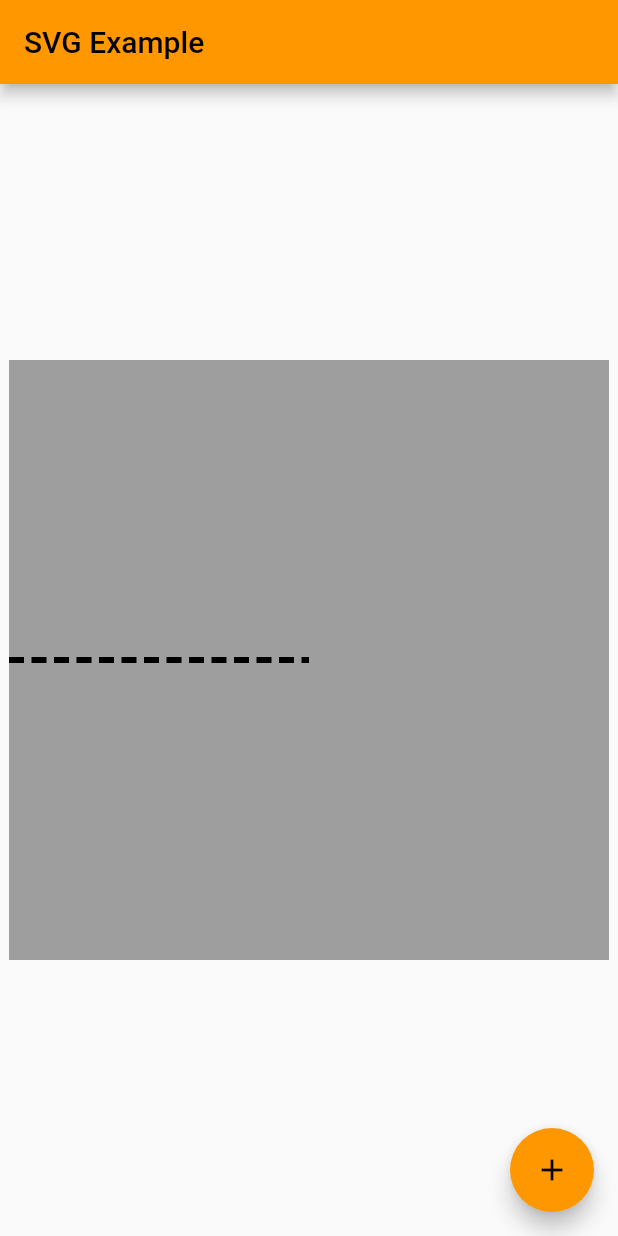
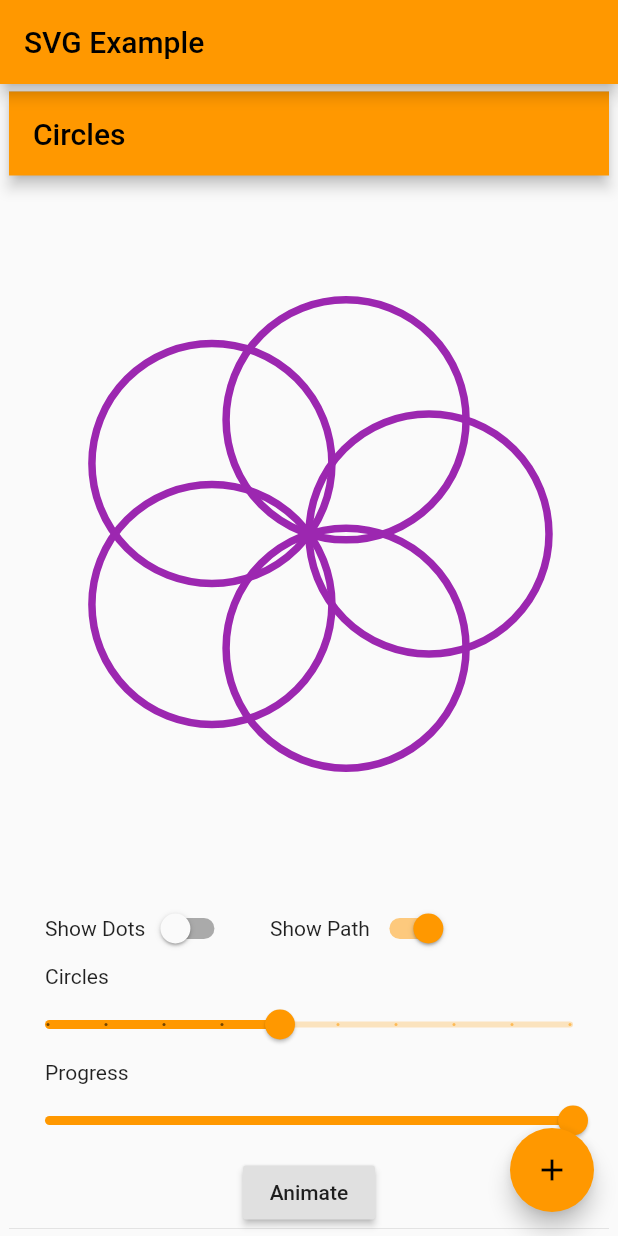
Before and after one commit to Dwonczykj/flutter_web_template, a Flutter app: the screen it shows after launch, on a phone screen of 412 x 824 dp. Run offline on Flutter 3.47's test engine with Material 2 defaults, Android fonts, the phone set to English and light mode, and no system bars; our stand-ins replace flutter_svg, tuple.

Commit message:
Add animated drawing of circles with toggles and sliders to customize in PathExample component

```diff
--- a/lib/ui/components/path_example.dart
+++ b/lib/ui/components/path_example.dart
@@ -1,39 +1,8 @@
+import 'dart:math' as math;
+import 'dart:ui';
+
 import 'package:flutter/material.dart';
 
-class PathExample_First extends StatelessWidget {
-  const PathExample_First({Key? key}) : super(key: key);
-
-  @override
-  Widget build(BuildContext context) {
-    return CustomPaint(
-      painter: PathPainter(),
-    );
-  }
-}
-
-class PathPainter extends CustomPainter {
-  @override
-  void paint(Canvas canvas, Size size) {
-    Paint paint = Paint()
-      ..color = Colors.red
-      ..style = PaintingStyle.stroke
-      ..strokeWidth = 8.0;
-
-    Path path = Path();
-    path.moveTo(
-        size.width / 2,
-        size.height /
-            2); // moveTo method helps us to move the starting point of the sub-path to the point provided within the method.
-    path.lineTo(size.width,
-        size.height); // lineTo is the method to draw a line from the current point of the path to the point provided within the method.
-    canvas.drawPath(path, paint);
-    path.close();
-    canvas.drawPath(path, paint);
-  }
-
-  @override
-  bool shouldRepaint(CustomPainter oldDelegate) => true;
-}
 
 class PathExample extends StatelessWidget {
   const PathExample({Key? key}) : super(key: key);
@@ -50,12 +19,16 @@ class PathExample extends StatelessWidget {
     return CubicPainter();
   }
 
+  Widget _drawCircles(BuildContext) {
+    return Container(
+      child: Circles(),
+    );
+  }
+
   @override
   Widget build(BuildContext context) {
     return Container(
-      child: CustomPaint(
-        painter: _drawDashedLine(context),
-      ),
+      child: _drawCircles(context),
     );
   }
 }
@@ -127,8 +100,6 @@ class DashedLinePainter extends CustomPainter {
   }
 }
 
-
-
 class CubicPainter extends CustomPainter {
   CubicPainter();
 
@@ -156,3 +127,183 @@ class CubicPainter extends CustomPainter {
     return true;
   }
 }
+
+
+class Circles extends StatefulWidget {
+  @override
+  _CirclesState createState() => _CirclesState();
+}
+
+class _CirclesState extends State<Circles> with SingleTickerProviderStateMixin {
+  late AnimationController _controller;
+  double circles = 5.0;
+  bool showDots = false, showPath = true;
+
+  @override
+  void initState() {
+    super.initState();
+    _controller = AnimationController(
+      vsync: this,
+      duration: Duration(seconds: 3),
+    );
+    _controller.value = 1.0;
+  }
+
+  @override
+  Widget build(BuildContext context) {
+    return Scaffold(
+      appBar: AppBar(
+        title: Text('Circles'),
+      ),
+      body: SafeArea(
+        child: Column(
+          crossAxisAlignment: CrossAxisAlignment.start,
+          mainAxisSize: MainAxisSize.max,
+          children: <Widget>[
+            Expanded(
+              child: AnimatedBuilder(
+                  animation: _controller,
+                  builder: (context, snapshot) {
+                    return Center(
+                      child: CustomPaint(
+                        painter: CirclesPainter(
+                          circles: circles,
+                          progress: _controller.value,
+                          showDots: showDots,
+                          showPath: showPath,
+                        ),
+                      ),
+                    );
+                  }),
+            ),
+            Row(
+              children: <Widget>[
+                Padding(
+                  padding: const EdgeInsets.only(left: 24.0, right: 0.0),
+                  child: Text('Show Dots'),
+                ),
+                Switch(
+                  value: showDots,
+                  onChanged: (value) {
+                    setState(() {
+                      showDots = value;
+                    });
+                  },
+                ),
+                Padding(
+                  padding: const EdgeInsets.only(left: 24.0, right: 0.0),
+                  child: Text('Show Path'),
+                ),
+                Switch(
+                  value: showPath,
+                  onChanged: (value) {
+                    setState(() {
+                      showPath = value;
+                    });
+                  },
+                ),
+              ],
+            ),
+            Padding(
+              padding: const EdgeInsets.only(left: 24.0),
+              child: Text('Circles'),
+            ),
+            Slider(
+              value: circles,
+              min: 1.0,
+              max: 10.0,
+              divisions: 9,
+              label: circles.toInt().toString(),
+              onChanged: (value) {
+                setState(() {
+                  circles = value;
+                });
+              },
+            ),
+            Padding(
+              padding: const EdgeInsets.only(left: 24.0),
+              child: Text('Progress'),
+            ),
+            Slider(
+              value: _controller.value,
+              min: 0.0,
+              max: 1.0,
+              onChanged: (value) {
+                setState(() {
+                  _controller.value = value;
+                });
+              },
+            ),
+            Center(
+              child: RaisedButton(
+                child: Text('Animate'),
+                onPressed: () {
+                  _controller.reset();
+                  _controller.forward();
+                },
+              ),
+            ),
+          ],
+        ),
+      ),
+    );
+  }
+}
+
+class CirclesPainter extends CustomPainter {
+  CirclesPainter(
+      {this.circles = 1.0,
+      this.progress = 0.5,
+      this.showDots = true,
+      this.showPath = true});
+
+  final double circles, progress;
+  bool showDots, showPath;
+
+  var myPaint = Paint()
+    ..color = Colors.purple
+    ..style = PaintingStyle.stroke
+    ..strokeWidth = 5.0;
+
+  double radius = 80;
+
+  @override
+  void paint(Canvas canvas, Size size) {
+    var path = createPath();
+    PathMetrics pathMetrics = path.computeMetrics();
+    for (PathMetric pathMetric in pathMetrics) {
+      Path extractPath = pathMetric.extractPath(
+        0.0,
+        pathMetric.length * progress,
+      );
+      if (showPath) {
+        canvas.drawPath(extractPath, myPaint);
+      }
+      if (showDots) {
+        try {
+          var metric = extractPath.computeMetrics().first;
+          final offset = metric.getTangentForOffset(metric.length)!.position;
+          canvas.drawCircle(offset, 8.0, Paint());
+        } catch (e) {}
+      }
+    }
+  }
+
+  Path createPath() {
+    var path = Path();
+    int n = circles.toInt();
+    var range = List<int>.generate(n, (i) => i + 1);
+    double angle = 2 * math.pi / n;
+    for (int i in range) {
+      double x = radius * math.cos(i * angle);
+      double y = radius * math.sin(i * angle);
+      path.addOval(Rect.fromCircle(center: Offset(x, y), radius: radius));
+    }
+    return path;
+  }
+
+  @override
+  bool shouldRepaint(CirclesPainter oldDelegate) {
+    return true;
+  }
+}
--- a/lib/ui/screens/home.dart
+++ b/lib/ui/screens/home.dart
@@ -34,7 +34,7 @@ class _MyHomePageState extends State<MyHomePage> {
           //   ],
           // ),
           child: Container(
-        height: 400,
+        height: 800,
         width: 400,
         color: Colors.grey,
         margin: EdgeInsets.all(5.0),
```
